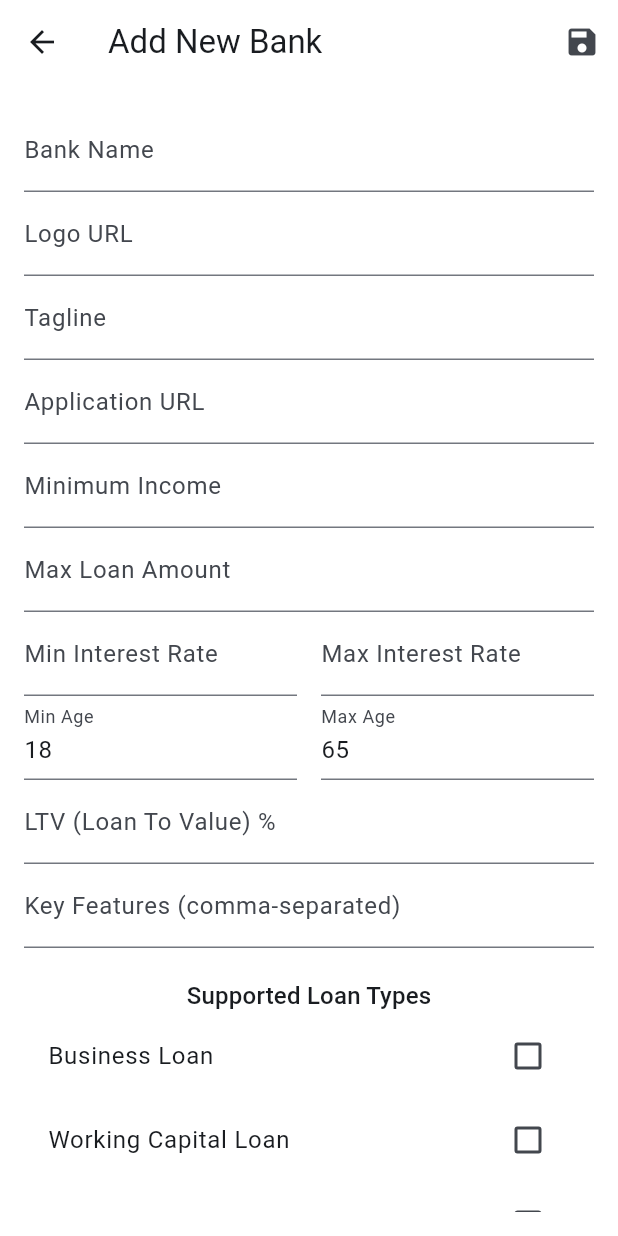
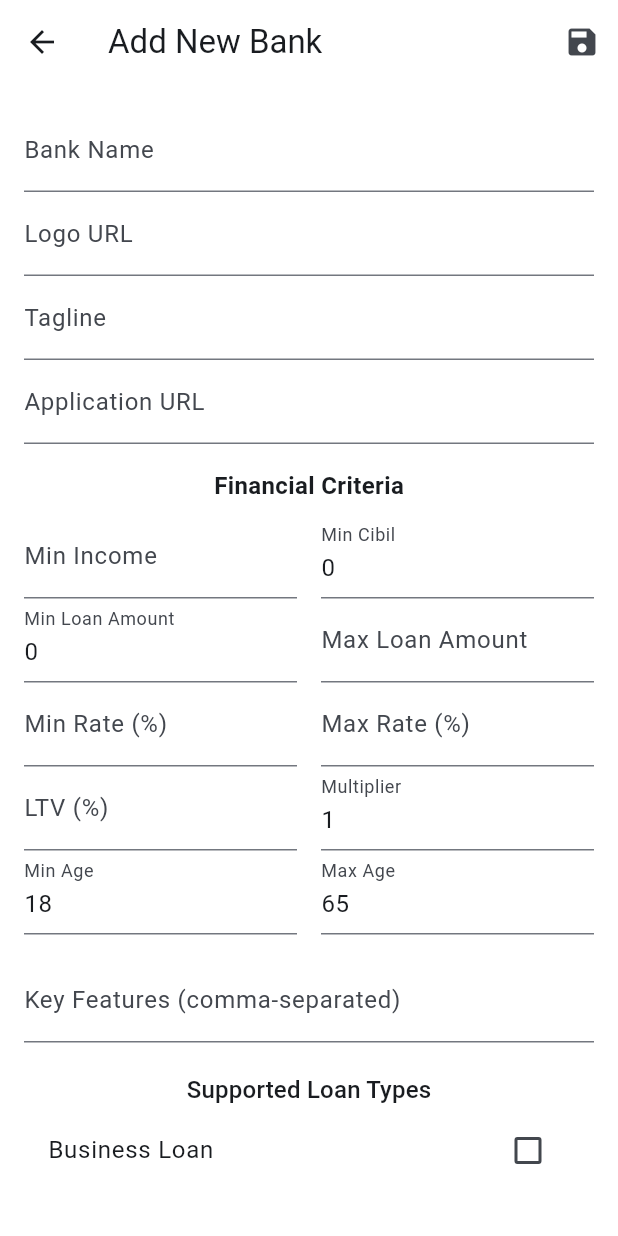
Before and after one commit to redlotusfinance/redlotus_app, a Flutter app: the AdminBankEditScreen screen opened directly, on a phone screen of 412 x 824 dp. Run offline on Flutter 3.47's test engine with Material 3 defaults, Android fonts, the phone set to English and light mode, and no system bars; our stand-ins replace google_fonts.

Commit message:
Bank Form New Fiedls Added

```diff
--- a/lib/models/bank_model.dart
+++ b/lib/models/bank_model.dart
@@ -1,12 +1,15 @@
 class Bank {
-  final String? id; // Nullable for new banks that don't have an ID yet
+  final String? id;
   final String name;
   final String logoUrl;
   final List<String> supportedLoanTypes;
   final double minIncome;
   final double maxLoanAmount;
+  final double minLoanAmount; // New
+  final int minCibilScore;    // New
+  final double multiplier;    // New
   final Map<String, dynamic> interestRate;
-  final double ltv; // Renamed from approvalRate
+  final double ltv;
   final List<String> keyFeatures;
   final String applicationUrl;
   final String tagline;
@@ -20,8 +23,11 @@ class Bank {
     required this.supportedLoanTypes,
     required this.minIncome,
     required this.maxLoanAmount,
+    this.minLoanAmount = 0.0, // New
+    this.minCibilScore = 0,   // New
+    this.multiplier = 1.0,    // New
     required this.interestRate,
-    required this.ltv, // Renamed
+    required this.ltv,
     required this.keyFeatures,
     required this.applicationUrl,
     required this.tagline,
@@ -32,18 +38,21 @@ class Bank {
   factory Bank.fromJson(Map<String, dynamic> json) {
     return Bank(
       id: json['_id'],
-      name: json['name'],
-      logoUrl: json['logoUrl'],
-      supportedLoanTypes: List<String>.from(json['supportedLoanTypes']),
-      minIncome: (json['minIncome'] as num).toDouble(),
-      maxLoanAmount: (json['maxLoanAmount'] as num).toDouble(),
-      interestRate: Map<String, dynamic>.from(json['interestRate']),
-      ltv: (json['ltv'] as num).toDouble(), // Renamed
-      keyFeatures: List<String>.from(json['keyFeatures']),
-      applicationUrl: json['applicationUrl'],
-      tagline: json['tagline'],
-      minAge: json['minAge'],
-      maxAge: json['maxAge'],
+      name: json['name'] ?? 'Unknown Bank',
+      logoUrl: json['logoUrl'] ?? '',
+      supportedLoanTypes: json['supportedLoanTypes'] != null ? List<String>.from(json['supportedLoanTypes']) : [],
+      minIncome: (json['minIncome'] as num?)?.toDouble() ?? 0.0,
+      maxLoanAmount: (json['maxLoanAmount'] as num?)?.toDouble() ?? 0.0,
+      minLoanAmount: (json['minLoanAmount'] as num?)?.toDouble() ?? 0.0, // New
+      minCibilScore: (json['minCibilScore'] as num?)?.toInt() ?? 0,     // New
+      multiplier: (json['multiplier'] as num?)?.toDouble() ?? 1.0,      // New
+      interestRate: json['interestRate'] != null ? Map<String, dynamic>.from(json['interestRate']) : {'min': 0, 'max': 0},
+      ltv: (json['ltv'] as num?)?.toDouble() ?? (json['approvalRate'] as num?)?.toDouble() ?? 0.0,
+      keyFeatures: json['keyFeatures'] != null ? List<String>.from(json['keyFeatures']) : [],
+      applicationUrl: json['applicationUrl'] ?? '',
+      tagline: json['tagline'] ?? '',
+      minAge: (json['minAge'] as num?)?.toInt(),
+      maxAge: (json['maxAge'] as num?)?.toInt(),
     );
   }
 
@@ -54,8 +63,11 @@ class Bank {
       'supportedLoanTypes': supportedLoanTypes,
       'minIncome': minIncome,
       'maxLoanAmount': maxLoanAmount,
+      'minLoanAmount': minLoanAmount, // New
+      'minCibilScore': minCibilScore, // New
+      'multiplier': multiplier,       // New
       'interestRate': interestRate,
-      'ltv': ltv, // Renamed
+      'ltv': ltv,
       'keyFeatures': keyFeatures,
       'applicationUrl': applicationUrl,
       'tagline': tagline,
--- a/lib/screens/admin/admin_bank_edit_screen.dart
+++ b/lib/screens/admin/admin_bank_edit_screen.dart
@@ -20,9 +20,12 @@ class _AdminBankEditScreenState extends State<AdminBankEditScreen> {
   late TextEditingController _logoUrlController;
   late TextEditingController _minIncomeController;
   late TextEditingController _maxLoanController;
+  late TextEditingController _minLoanController; // New
+  late TextEditingController _minCibilController; // New
+  late TextEditingController _multiplierController; // New
   late TextEditingController _minRateController;
   late TextEditingController _maxRateController;
-  late TextEditingController _ltvController; // Renamed
+  late TextEditingController _ltvController;
   late TextEditingController _taglineController;
   late TextEditingController _appUrlController;
   late TextEditingController _keyFeaturesController;
@@ -59,14 +62,16 @@ class _AdminBankEditScreenState extends State<AdminBankEditScreen> {
   @override
   void initState() {
     super.initState();
-    // Initialize controllers with existing bank data or empty strings
     _nameController = TextEditingController(text: widget.bank?.name ?? '');
     _logoUrlController = TextEditingController(text: widget.bank?.logoUrl ?? '');
     _minIncomeController = TextEditingController(text: widget.bank?.minIncome.toString() ?? '');
     _maxLoanController = TextEditingController(text: widget.bank?.maxLoanAmount.toString() ?? '');
+    _minLoanController = TextEditingController(text: widget.bank?.minLoanAmount.toString() ?? '0'); // New
+    _minCibilController = TextEditingController(text: widget.bank?.minCibilScore.toString() ?? '0'); // New
+    _multiplierController = TextEditingController(text: widget.bank?.multiplier.toString() ?? '1'); // New
     _minRateController = TextEditingController(text: widget.bank?.interestRate['min']?.toString() ?? '');
     _maxRateController = TextEditingController(text: widget.bank?.interestRate['max']?.toString() ?? '');
-    _ltvController = TextEditingController(text: widget.bank?.ltv.toString() ?? ''); // Renamed
+    _ltvController = TextEditingController(text: widget.bank?.ltv.toString() ?? '');
     _taglineController = TextEditingController(text: widget.bank?.tagline ?? '');
     _appUrlController = TextEditingController(text: widget.bank?.applicationUrl ?? '');
     _keyFeaturesController = TextEditingController(text: widget.bank?.keyFeatures.join(', ') ?? '');
@@ -85,11 +90,14 @@ class _AdminBankEditScreenState extends State<AdminBankEditScreen> {
         logoUrl: _logoUrlController.text,
         minIncome: double.parse(_minIncomeController.text),
         maxLoanAmount: double.parse(_maxLoanController.text),
+        minLoanAmount: double.parse(_minLoanController.text), // New
+        minCibilScore: int.parse(_minCibilController.text),   // New
+        multiplier: double.parse(_multiplierController.text), // New
         interestRate: {
           'min': double.parse(_minRateController.text),
           'max': double.parse(_maxRateController.text),
         },
-        ltv: double.parse(_ltvController.text), // Renamed
+        ltv: double.parse(_ltvController.text),
         tagline: _taglineController.text,
         applicationUrl: _appUrlController.text,
         keyFeatures: _keyFeaturesController.text.split(',').map((e) => e.trim()).toList(),
@@ -141,13 +149,36 @@ class _AdminBankEditScreenState extends State<AdminBankEditScreen> {
                 TextFormField(controller: _logoUrlController, decoration: const InputDecoration(labelText: 'Logo URL'), validator: (v) => v!.isEmpty ? 'Required' : null),
                 TextFormField(controller: _taglineController, decoration: const InputDecoration(labelText: 'Tagline'), validator: (v) => v!.isEmpty ? 'Required' : null),
                 TextFormField(controller: _appUrlController, decoration: const InputDecoration(labelText: 'Application URL'), validator: (v) => v!.isEmpty ? 'Required' : null),
-                TextFormField(controller: _minIncomeController, decoration: const InputDecoration(labelText: 'Minimum Income'), keyboardType: TextInputType.number, validator: (v) => v!.isEmpty ? 'Required' : null),
-                TextFormField(controller: _maxLoanController, decoration: const InputDecoration(labelText: 'Max Loan Amount'), keyboardType: TextInputType.number, validator: (v) => v!.isEmpty ? 'Required' : null),
+
+                const SizedBox(height: 16),
+                const Text('Financial Criteria', style: TextStyle(fontWeight: FontWeight.bold, fontSize: 16)),
+                const SizedBox(height: 8),
                 Row(
                   children: [
-                    Expanded(child: TextFormField(controller: _minRateController, decoration: const InputDecoration(labelText: 'Min Interest Rate'), keyboardType: TextInputType.number, validator: (v) => v!.isEmpty ? 'Required' : null)),
+                    Expanded(child: TextFormField(controller: _minIncomeController, decoration: const InputDecoration(labelText: 'Min Income'), keyboardType: TextInputType.number, validator: (v) => v!.isEmpty ? 'Required' : null)),
                     const SizedBox(width: 16),
-                    Expanded(child: TextFormField(controller: _maxRateController, decoration: const InputDecoration(labelText: 'Max Interest Rate'), keyboardType: TextInputType.number, validator: (v) => v!.isEmpty ? 'Required' : null)),
+                    Expanded(child: TextFormField(controller: _minCibilController, decoration: const InputDecoration(labelText: 'Min Cibil'), keyboardType: TextInputType.number)),
+                  ],
+                ),
+                Row(
+                  children: [
+                    Expanded(child: TextFormField(controller: _minLoanController, decoration: const InputDecoration(labelText: 'Min Loan Amount'), keyboardType: TextInputType.number)),
+                    const SizedBox(width: 16),
+                    Expanded(child: TextFormField(controller: _maxLoanController, decoration: const InputDecoration(labelText: 'Max Loan Amount'), keyboardType: TextInputType.number, validator: (v) => v!.isEmpty ? 'Required' : null)),
+                  ],
+                ),
+                Row(
+                  children: [
+                    Expanded(child: TextFormField(controller: _minRateController, decoration: const InputDecoration(labelText: 'Min Rate (%)'), keyboardType: TextInputType.number, validator: (v) => v!.isEmpty ? 'Required' : null)),
+                    const SizedBox(width: 16),
+                    Expanded(child: TextFormField(controller: _maxRateController, decoration: const InputDecoration(labelText: 'Max Rate (%)'), keyboardType: TextInputType.number, validator: (v) => v!.isEmpty ? 'Required' : null)),
+                  ],
+                ),
+                Row(
+                  children: [
+                    Expanded(child: TextFormField(controller: _ltvController, decoration: const InputDecoration(labelText: 'LTV (%)'), keyboardType: TextInputType.number, validator: (v) => v!.isEmpty ? 'Required' : null)),
+                    const SizedBox(width: 16),
+                    Expanded(child: TextFormField(controller: _multiplierController, decoration: const InputDecoration(labelText: 'Multiplier'), keyboardType: TextInputType.number)),
                   ],
                 ),
                 Row(
@@ -157,15 +188,12 @@ class _AdminBankEditScreenState extends State<AdminBankEditScreen> {
                     Expanded(child: TextFormField(controller: _maxAgeController, decoration: const InputDecoration(labelText: 'Max Age'), keyboardType: TextInputType.number)),
                   ],
                 ),
-                TextFormField(
-                  controller: _ltvController, // Renamed
-                  decoration: const InputDecoration(labelText: 'LTV (Loan To Value) %'), // Updated Label
-                  keyboardType: TextInputType.number,
-                  validator: (v) => v!.isEmpty ? 'Required' : null
-                ),
+
+                const SizedBox(height: 16),
                 TextFormField(controller: _keyFeaturesController, decoration: const InputDecoration(labelText: 'Key Features (comma-separated)')),
                 const SizedBox(height: 20),
                 Text('Supported Loan Types', style: Theme.of(context).textTheme.titleMedium),
+                // Use the new master list to build the checklist
                 ..._allLoanTypes.map((type) {
                   return CheckboxListTile(
                     title: Text(type),
```
Also changed, not shown: 1 other file.
